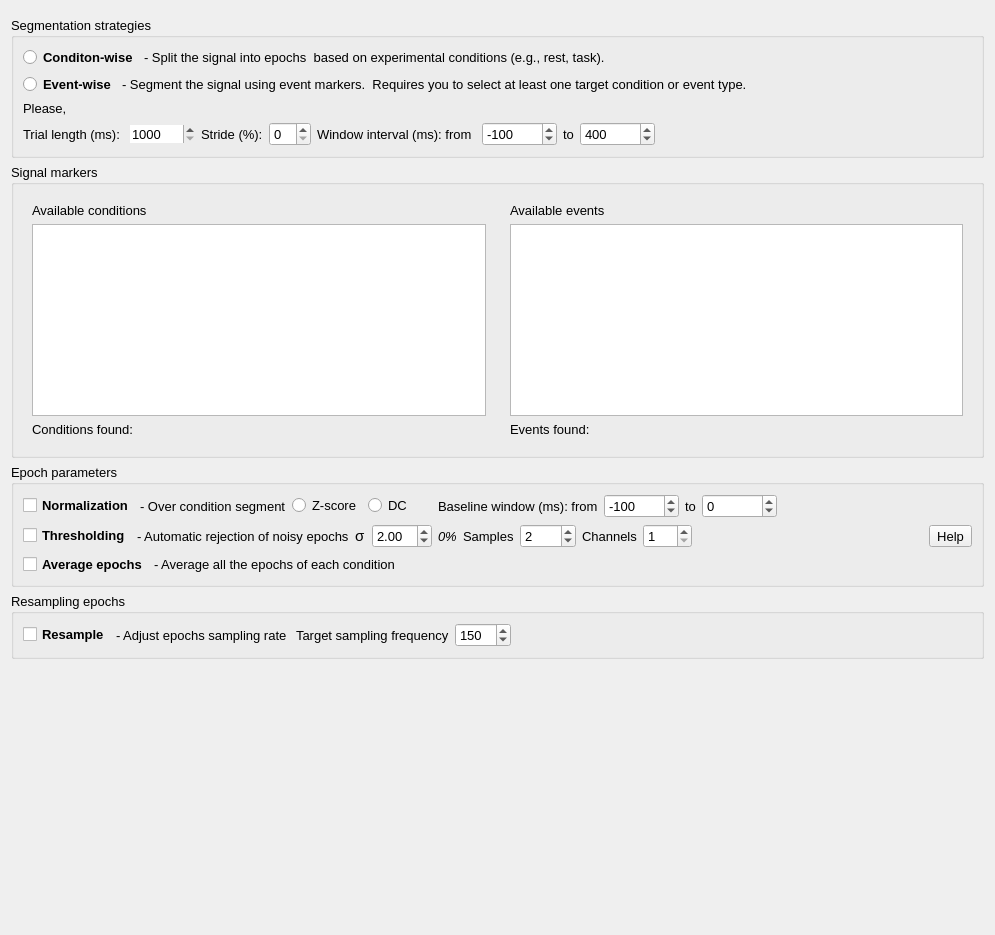
Qt form Segmentation/segmentation_widget.ui (medusabci/medusa-analyzer) before a commit.
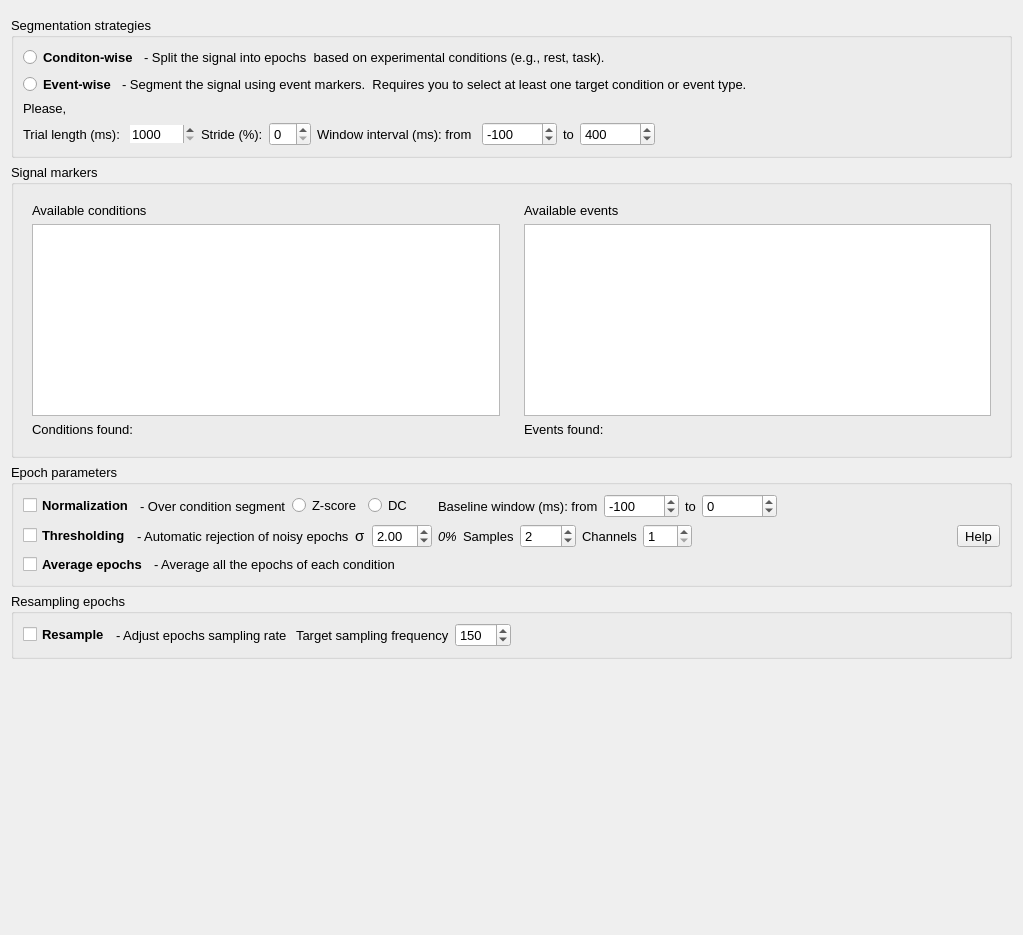
The same form after that commit.

```diff
--- a/Segmentation/segmentation_widget.ui
+++ b/Segmentation/segmentation_widget.ui
@@ -6,7 +6,7 @@
    <rect>
     <x>0</x>
     <y>0</y>
-    <width>995</width>
+    <width>1023</width>
     <height>935</height>
    </rect>
   </property>
```
Left out of the diff: 2 changed lines with no effect on the pictures.
